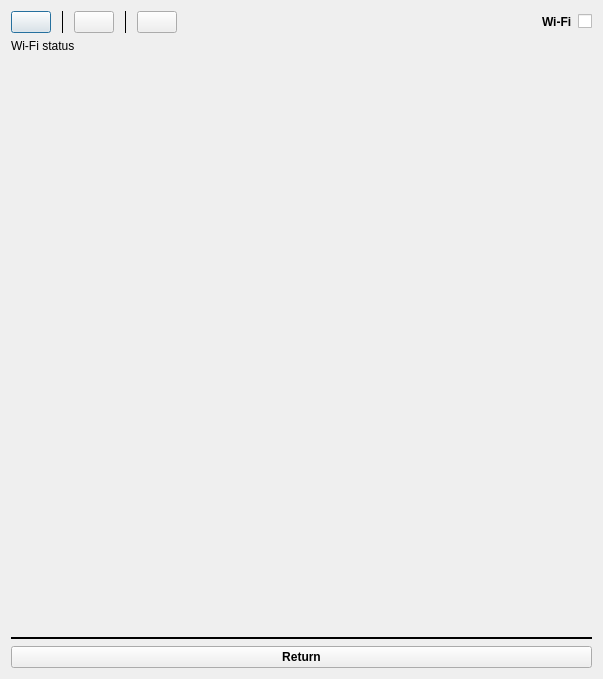
Old version of the form src/widgets/dialogs/wifi/wifidialog.ui in the repository Quill-OS/quill.
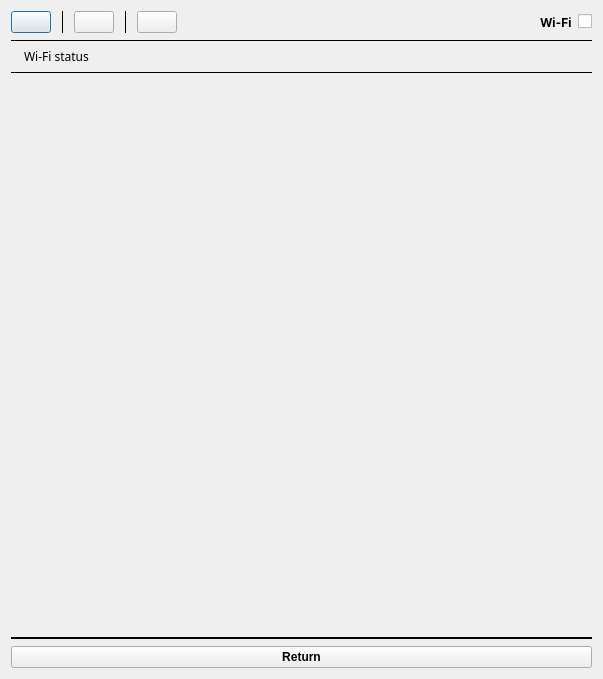
New version of the form.

Diff of the .ui file:
```diff
--- a/src/widgets/dialogs/wifi/wifidialog.ui
+++ b/src/widgets/dialogs/wifi/wifidialog.ui
@@ -124,10 +124,14 @@
         <widget class="QLabel" name="label">
          <property name="font">
           <font>
+           <family>Inter</family>
            <weight>75</weight>
            <bold>true</bold>
           </font>
          </property>
+         <property name="styleSheet">
+          <string notr="true">font-family: Inter</string>
+         </property>
          <property name="text">
           <string>Wi-Fi</string>
          </property>
@@ -144,18 +148,42 @@
      </item>
     </layout>
    </item>
+   <item>
+    <widget class="Line" name="line_4">
+     <property name="frameShadow">
+      <enum>QFrame::Plain</enum>
+     </property>
+     <property name="orientation">
+      <enum>Qt::Horizontal</enum>
+     </property>
+    </widget>
+   </item>
    <item>
     <widget class="QLabel" name="statusLabel">
      <property name="font">
       <font>
+       <family>u001</family>
        <pointsize>9</pointsize>
       </font>
      </property>
+     <property name="styleSheet">
+      <string notr="true">padding-left: 10px; font-family: u001</string>
+     </property>
      <property name="text">
       <string>Wi-Fi status</string>
      </property>
     </widget>
    </item>
+   <item>
+    <widget class="Line" name="line_5">
+     <property name="frameShadow">
+      <enum>QFrame::Plain</enum>
+     </property>
+     <property name="orientation">
+      <enum>Qt::Horizontal</enum>
+     </property>
+    </widget>
+   </item>
    <item>
     <widget class="QScrollArea" name="scrollArea">
      <property name="frameShape">
@@ -182,7 +210,7 @@
         <x>0</x>
         <y>0</y>
         <width>585</width>
-        <height>557</height>
+        <height>538</height>
        </rect>
       </property>
       <layout class="QVBoxLayout" name="verticalLayout_2">
```
